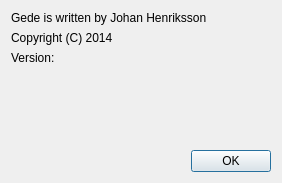
Above: src/aboutdialog.ui from jhn98032/gede before the change. Below: the same form after it.
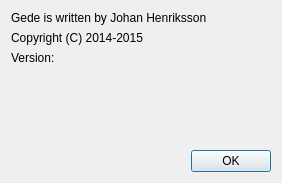
That is the form after the change.

Commit message: updated the copyright text

Diff of the .ui file:
```diff
--- a/src/aboutdialog.ui
+++ b/src/aboutdialog.ui
@@ -27,7 +27,7 @@
    <item>
     <widget class="QLabel" name="label_2">
      <property name="text">
-      <string>Copyright (C) 2014</string>
+      <string>Copyright (C) 2014-2015</string>
      </property>
     </widget>
    </item>
```
